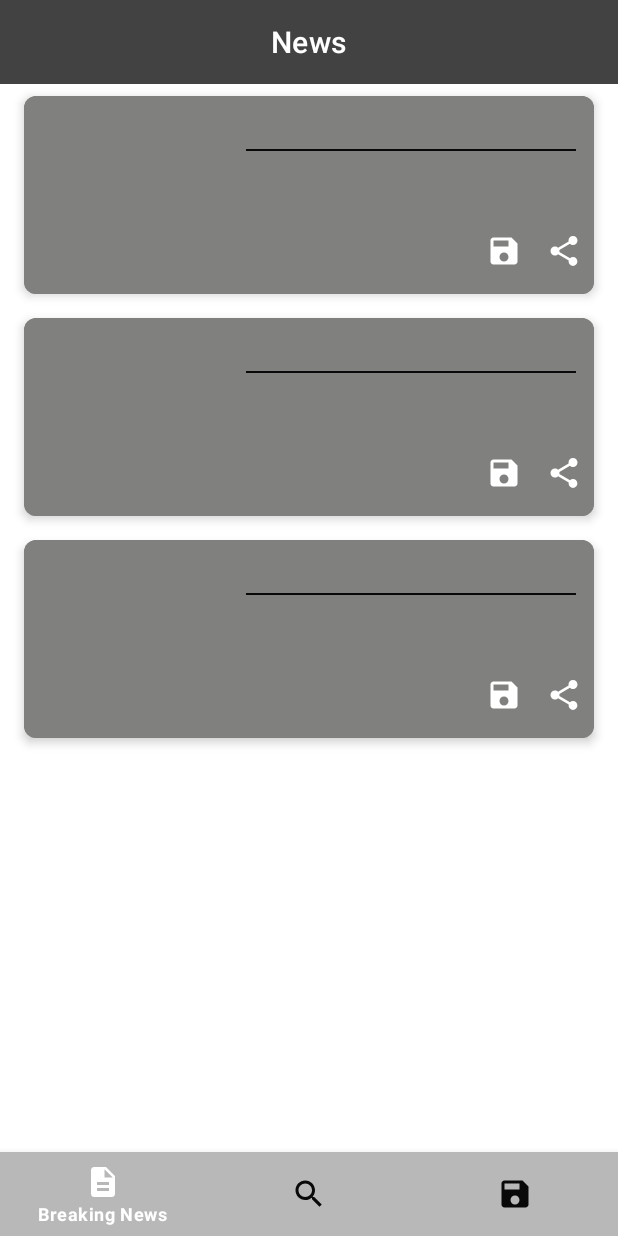
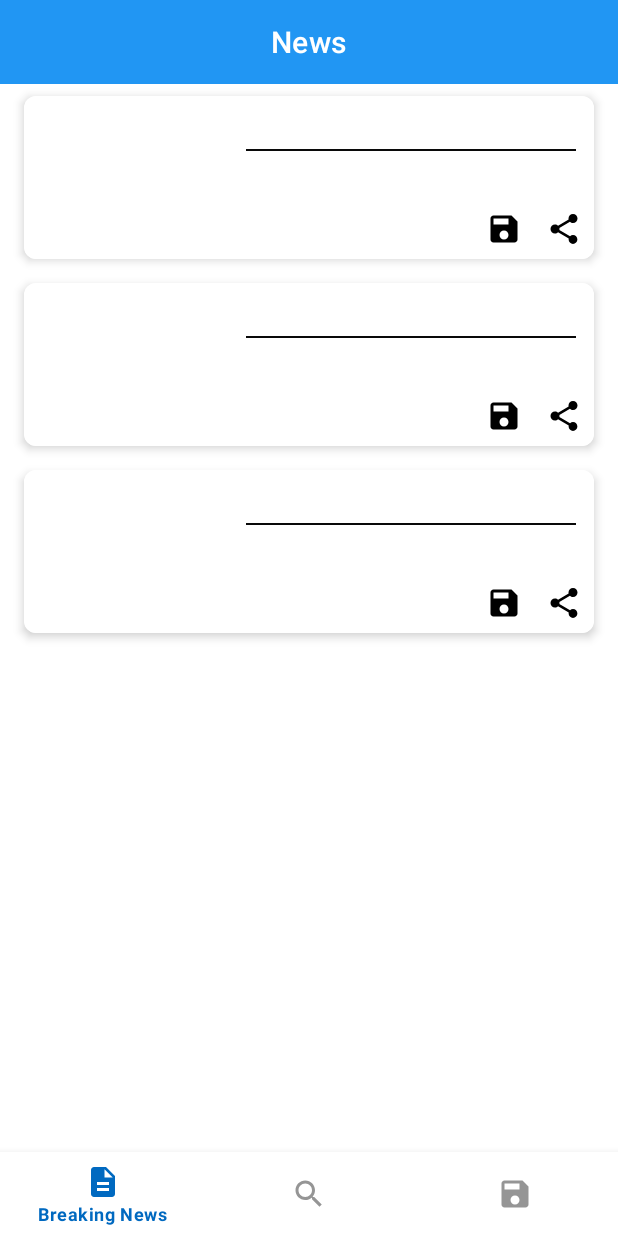
Before and after one commit to Cagdasmarangoz20/News-App, an Android app: the screen it shows after launch (MainActivity), on a phone screen of 412 x 824 dp. Run offline under Robolectric (Android 15) with nearby library versions, the phone set to English and light mode, and no system bars; our stand-ins replace Room's generated code, Shimmer, data binding, navigation-ui, paging; libraries missing offline, so code that uses them is left out: androidx.paging; network calls fail; pictures from the network do not load; 1 statement that could not run was skipped.

Commit message:
Color palet update

```diff
--- a/app/src/main/res/color/selector.xml
+++ b/app/src/main/res/color/selector.xml
@@ -1,11 +1,7 @@
 <?xml version="1.0" encoding="utf-8"?>
 <selector xmlns:android="http://schemas.android.com/apk/res/android">
-<item
-    android:state_selected="true"
-    android:color="@color/white"/>
-    <item
-        android:state_selected="false"
-        android:color="@color/bgLineColor"/>
+<item android:state_selected="true" android:color="@color/primaryDarkColor" />
+    <item android:state_selected="false" android:color="@color/gray" />
 
 
 </selector>
--- a/app/src/main/res/layout/activity_main.xml
+++ b/app/src/main/res/layout/activity_main.xml
@@ -19,7 +19,7 @@
             android:id="@+id/toolbar"
             android:layout_width="match_parent"
             android:layout_height="wrap_content"
-            android:background="@color/colorPrimaryTwo"
+            android:background="?attr/colorPrimary"
             app:title="@string/app_name"
             app:titleTextColor="@color/white"
             app:titleCentered="true"
@@ -53,7 +53,9 @@
             app:layout_constraintBottom_toBottomOf="parent"
             app:layout_constraintStart_toEndOf="parent"
             app:layout_constraintStart_toStartOf="parent"
-            android:background="@color/colorPrimaryDark"
+            android:background="@color/white"
+            android:elevation="8dp"
+            app:elevation="8dp"
             app:itemIconTint="@color/selector"
             app:itemTextColor="@color/selector"
             app:layout_constraintHorizontal_bias="0.5" />
--- a/app/src/main/res/layout/item_article_design.xml
+++ b/app/src/main/res/layout/item_article_design.xml
@@ -28,9 +28,9 @@
                 android:id="@+id/ivArticle"
                 loadImage="@{article.urlToImage}"
                 android:layout_width="140dp"
-
-                android:layout_height="132dp"
-                android:scaleType="fitXY"
+                android:layout_height="0dp"
+                android:scaleType="centerCrop"
+                app:layout_constraintBottom_toBottomOf="parent"
                 app:layout_constraintStart_toStartOf="parent"
                 app:layout_constraintTop_toTopOf="parent" />
 
@@ -58,8 +58,9 @@
                 android:layout_margin="8dp"
                 android:ellipsize="end"
                 android:maxLines="3"
+                android:textColor="@color/primaryTextColor"
                 android:text="@{article.title}"
-                android:textColor="@color/white"
+                android:textStyle="bold"
                 app:layout_constraintEnd_toEndOf="parent"
                 app:layout_constraintStart_toEndOf="@+id/ivArticle"
                 app:layout_constraintTop_toTopOf="parent"
@@ -73,7 +74,7 @@
                 android:layout_marginTop="8dp"
                 android:layout_marginEnd="21dp"
                 android:text="@{article.source.name}"
-                android:textColor="@color/white"
+                android:textColor="@color/primaryTextColor"
                 app:layout_constraintBottom_toBottomOf="parent"
                 app:layout_constraintEnd_toEndOf="parent"
                 app:layout_constraintStart_toEndOf="@+id/ivArticle"
@@ -89,7 +90,7 @@
                 android:ellipsize="end"
                 android:maxLines="2"
                 android:text="@{article.toFormattedDate()}"
-                android:textColor="@color/white"
+                android:textColor="@color/primaryTextColor"
                 app:layout_constraintBottom_toBottomOf="parent"
                 app:layout_constraintEnd_toStartOf="@+id/ivSave"
                 app:layout_constraintHorizontal_bias="0.07"
@@ -122,7 +123,7 @@
                 app:layout_constraintEnd_toStartOf="@id/ivShare"
                 app:layout_constraintTop_toBottomOf="@+id/tvSource"
                 app:layout_constraintVertical_bias="0.49"
-                app:tint="@color/white" />
+                app:tint="@color/primaryTextColor" />
 
             <ImageView
                 android:id="@+id/ivShare"
@@ -134,7 +135,7 @@
                 app:layout_constraintEnd_toEndOf="parent"
                 app:layout_constraintTop_toBottomOf="@+id/tvSource"
                 app:layout_constraintVertical_bias="0.49"
-                app:tint="@color/white" />
+                app:tint="@color/primaryTextColor" />
 
 
         </androidx.constraintlayout.widget.ConstraintLayout>
--- a/app/src/main/res/layout/item_saved.xml
+++ b/app/src/main/res/layout/item_saved.xml
@@ -57,7 +57,7 @@
                 android:ellipsize="end"
                 android:maxLines="3"
                 android:text="@{article.title}"
-                android:textColor="@color/white"
+                android:textColor="@color/primaryTextColor"
                 app:layout_constraintEnd_toEndOf="parent"
                 app:layout_constraintStart_toEndOf="@+id/ivArticle"
                 app:layout_constraintTop_toTopOf="parent"
@@ -71,7 +71,7 @@
                 android:layout_marginTop="8dp"
                 android:layout_marginEnd="21dp"
                 android:text="@{article.source.name}"
-                android:textColor="@color/white"
+                android:textColor="@color/primaryTextColor"
                 app:layout_constraintBottom_toBottomOf="parent"
                 app:layout_constraintEnd_toEndOf="parent"
                 app:layout_constraintStart_toEndOf="@+id/ivArticle"
@@ -86,7 +86,7 @@
                 android:ellipsize="end"
                 android:maxLines="2"
                 android:text="@{article.toFormattedDate()}"
-                android:textColor="@color/white"
+                android:textColor="@color/primaryTextColor"
                 app:layout_constraintBottom_toBottomOf="parent"
                 app:layout_constraintEnd_toStartOf="@+id/ivSave"
                 app:layout_constraintHorizontal_bias="0.07"
@@ -118,7 +118,7 @@
                 app:layout_constraintEnd_toStartOf="@id/ivShare"
                 app:layout_constraintTop_toBottomOf="@+id/tvSource"
                 app:layout_constraintVertical_bias="0.49"
-                app:tint="@color/white" />
+                app:tint="@color/primaryTextColor" />
 
             <ImageView
                 android:id="@+id/ivShare"
@@ -130,7 +130,7 @@
                 app:layout_constraintEnd_toEndOf="parent"
                 app:layout_constraintTop_toBottomOf="@+id/tvSource"
                 app:layout_constraintVertical_bias="0.49"
-                app:tint="@color/white" />
+                app:tint="@color/primaryTextColor" />
 
 
         </androidx.constraintlayout.widget.ConstraintLayout>
--- a/app/src/main/res/values/colors.xml
+++ b/app/src/main/res/values/colors.xml
@@ -1,5 +1,14 @@
 <?xml version="1.0" encoding="utf-8"?>
 <resources>
+    <color name="primaryColor">#2196f3</color>
+    <color name="primaryLightColor">#6ec6ff</color>
+    <color name="primaryDarkColor">#0069c0</color>
+    <color name="secondaryColor">#18ffff</color>
+    <color name="secondaryLightColor">#76ffff</color>
+    <color name="secondaryDarkColor">#00cbcc</color>
+    <color name="primaryTextColor">#000000</color>
+    <color name="secondaryTextColor">#000000</color>
+
     <color name="colorPrimary">#FFFFFF</color>
     <color name="colorPrimaryTwo">#424242</color>
     <color name="colorPrimaryDark">#B8B8B8</color>
@@ -9,5 +18,6 @@
     <color name="bgLineColor">#090909</color>
     <color name="background">#DDFFFFFF</color>
     <color name="white">#FFFFFFFF</color>
-    <color name="cardColor">#80817F</color>
+    <color name="cardColor">#ffffff</color>
+    <color name="gray">#959595</color>
 </resources>
--- a/app/src/main/res/values/themes.xml
+++ b/app/src/main/res/values/themes.xml
@@ -2,13 +2,13 @@
     <!-- Base application theme. -->
     <style name="Theme.News" parent="Theme.MaterialComponents.DayNight.NoActionBar">
         <!-- Primary brand color. -->
-        <item name="colorPrimary">@color/colorPrimary</item>
-        <item name="colorPrimaryVariant">#292929</item>
-        <item name="colorOnPrimary">@color/white</item>
+        <item name="colorPrimary">@color/primaryColor</item>
+        <item name="colorPrimaryVariant">@color/primaryColor</item>
+        <item name="colorOnPrimary">@color/primaryTextColor</item>
         <!-- Secondary brand color. -->
-        <item name="colorSecondary">@color/colorPrimary</item>
-        <item name="colorSecondaryVariant">@color/colorPrimaryDark</item>
-        <item name="colorOnSecondary">@color/white</item>
+        <item name="colorSecondary">@color/secondaryColor</item>
+        <item name="colorSecondaryVariant">@color/secondaryDarkColor</item>
+        <item name="colorOnSecondary">@color/secondaryTextColor</item>
         <!-- Status bar color. -->
         <item name="android:statusBarColor" tools:targetApi="l">?attr/colorPrimaryVariant</item>
         <!-- Customize your theme here. -->
```
